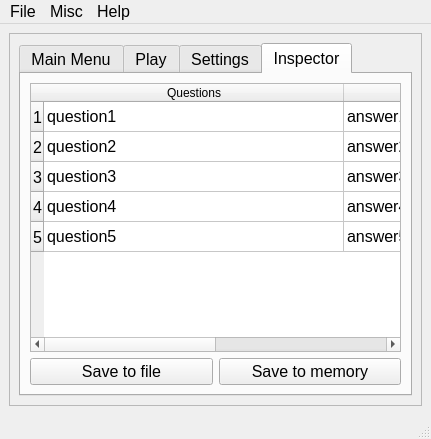
This is v2/main.ui in LuuppiChan/luupycards as Qt 5 draws it before an edit. The edited form follows.
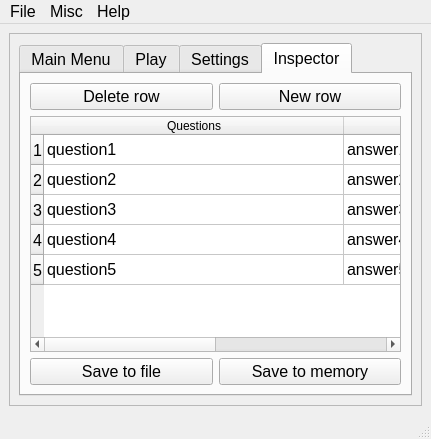
This is the edited form. The open tabs and pages were chosen to show the change. Icons and pictures are not drawn.

Diff of the .ui file:
```diff
--- a/v2/main.ui
+++ b/v2/main.ui
@@ -995,6 +995,36 @@
             <string>Inspector</string>
            </attribute>
            <layout class="QVBoxLayout" name="verticalLayout">
+            <item>
+             <layout class="QHBoxLayout" name="horizontalLayout_10">
+              <item>
+               <widget class="QPushButton" name="pushButton_delete_row">
+                <property name="toolTip">
+                 <string>Removes a row from the end of the list</string>
+                </property>
+                <property name="statusTip">
+                 <string>Removes a row from the end of the list</string>
+                </property>
+                <property name="text">
+                 <string>Delete row</string>
+                </property>
+               </widget>
+              </item>
+              <item>
+               <widget class="QPushButton" name="pushButton_new_row">
+                <property name="toolTip">
+                 <string>Adds a new row at the end of the list</string>
+                </property>
+                <property name="statusTip">
+                 <string>Adds a new row at the end of the list</string>
+                </property>
+                <property name="text">
+                 <string>New row</string>
+                </property>
+               </widget>
+              </item>
+             </layout>
+            </item>
             <item>
              <widget class="QTableWidget" name="tableWidget">
               <property name="sizePolicy">
```
Left out of the diff: 20 changed lines with no effect on the pictures.
